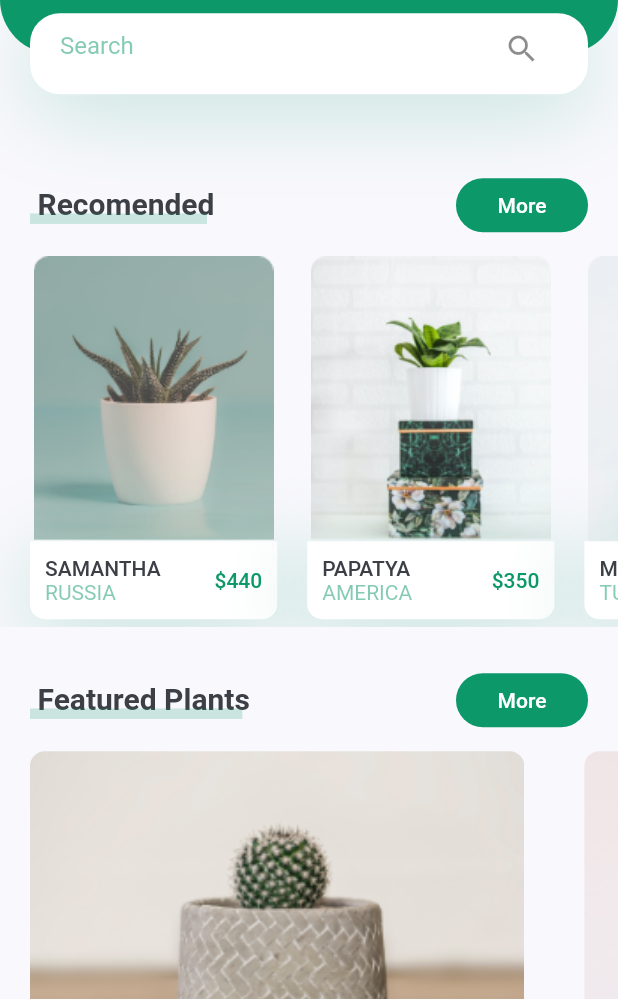
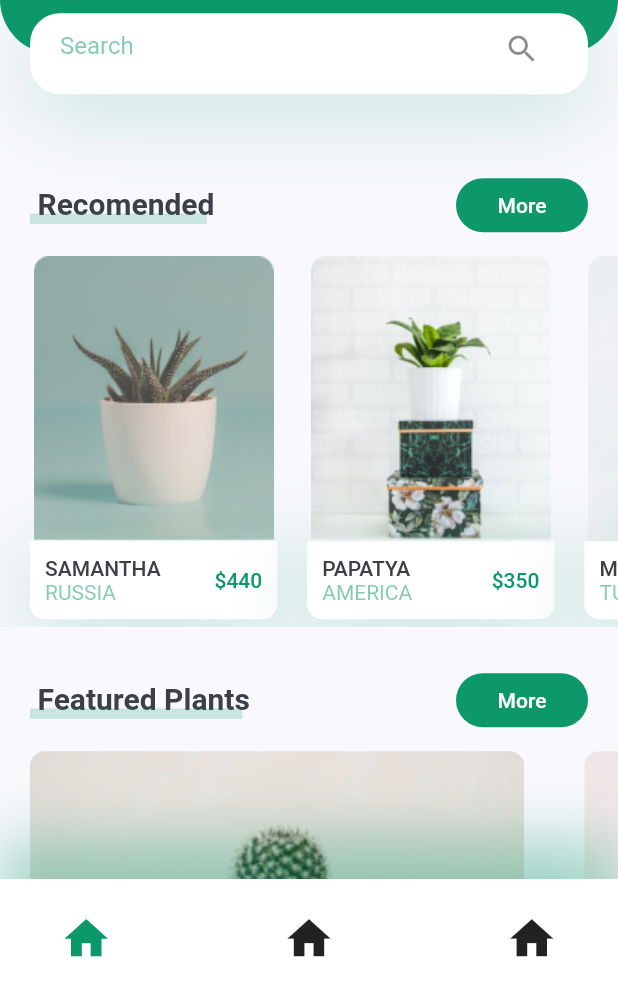
Before and after one commit to baynarkozcu/plantshopdesign2, a Flutter app: the screen it shows after launch, on a phone screen of 412 x 824 dp, the part 237-1236 px from its top. Run offline on Flutter 3.47's test engine with Material 2 defaults, Android fonts, the phone set to English and light mode, and no system bars.

Commit message:
customappbar created

```diff
--- a/lib/screens/home.dart
+++ b/lib/screens/home.dart
@@ -1,6 +1,5 @@
-
-
 import 'package:flutter/material.dart';
+import 'package:flutterappshop2/widgets/custombuttomappbar.dart';
 
 import 'homebody.dart';
 
@@ -10,7 +9,7 @@ class Home extends StatelessWidget {
     return Scaffold(
       appBar: buildAppBar(),
       body: HomeBody(),
-
+      bottomNavigationBar: CustomBottomAppBar(),
     );
   }
 
--- a/lib/screens/homebody.dart
+++ b/lib/screens/homebody.dart
@@ -1,7 +1,6 @@
 import 'package:flutter/material.dart';
-import 'package:flutterappshop2/constants.dart';
+import 'package:flutterappshop2/widgets/featuredplants.dart';
 import 'package:flutterappshop2/widgets/headerwithsearch.dart';
-import 'package:flutterappshop2/widgets/plantcard.dart';
 import 'package:flutterappshop2/widgets/recomendsplants.dart';
 import 'package:flutterappshop2/widgets/titlewithmore.dart';
 
@@ -25,46 +24,9 @@ class HomeBody extends StatelessWidget {
             title: "Featured Plants",
             press: () {},
           ),
-          SingleChildScrollView(
-            scrollDirection: Axis.horizontal,
-                      child: Row(
-              children: [
-                FeaturedPlantCard(image: "assets/images/bottom_img_1.png", press: (){},),
-                FeaturedPlantCard(image: "assets/images/bottom_img_2.png", press: (){},),
-              ],
-            ),
-          ),
+          FeaturedPlants(),
         ],
       ),
     );
   }
 }
-
-class FeaturedPlantCard extends StatelessWidget {
-  final String image;
-  final Function press;
-
-  const FeaturedPlantCard({Key key, this.image, this.press}) : super(key: key);
-
-  @override
-  Widget build(BuildContext context) {
-    Size size = MediaQuery.of(context).size;
-    return GestureDetector(
-      onTap: () {
-        press();
-      },
-      child: Container(
-        margin: EdgeInsets.only(
-            left: kDefaultPadding,
-            right: kDefaultPadding,
-            top: kDefaultPadding / 2,
-            bottom: kDefaultPadding / 2),
-        width: size.width * 0.8,
-        height: 185,
-        decoration: BoxDecoration(
-            borderRadius: BorderRadius.circular(10),
-            image: DecorationImage(fit: BoxFit.cover,image: AssetImage(image))),
-      ),
-    );
-  }
-}
--- /dev/null
+++ b/lib/widgets/custombuttomappbar.dart
@@ -0,0 +1,40 @@
+import 'package:flutter/material.dart';
+import '../constants.dart';
+
+class CustomBottomAppBar extends StatelessWidget {
+  const CustomBottomAppBar({
+    Key key,
+  }) : super(key: key);
+
+  @override
+  Widget build(BuildContext context) {
+    return Container(
+      padding: EdgeInsets.symmetric(horizontal: kDefaultPadding * 2),
+      height: 80,
+      decoration: BoxDecoration(boxShadow: [
+        BoxShadow(
+            offset: Offset(0, -25),
+            blurRadius: 35,
+            color: primaryColor.withOpacity(0.38))
+      ], color: Colors.white),
+      child: Row(
+        mainAxisAlignment: MainAxisAlignment.spaceBetween,
+        children: [
+          Icon(
+            Icons.home,
+            size: 35,
+            color: primaryColor,
+          ),
+          Icon(
+            Icons.home,
+            size: 35,
+          ),
+          Icon(
+            Icons.home,
+            size: 35,
+          ),
+        ],
+      ),
+    );
+  }
+}
--- /dev/null
+++ b/lib/widgets/featuredplantcard.dart
@@ -0,0 +1,32 @@
+import 'package:flutter/material.dart';
+
+import '../constants.dart';
+
+class FeaturedPlantCard extends StatelessWidget {
+  final String image;
+  final Function press;
+
+  const FeaturedPlantCard({Key key, this.image, this.press}) : super(key: key);
+
+  @override
+  Widget build(BuildContext context) {
+    Size size = MediaQuery.of(context).size;
+    return GestureDetector(
+      onTap: () {
+        press();
+      },
+      child: Container(
+        margin: EdgeInsets.only(
+            left: kDefaultPadding,
+            right: kDefaultPadding,
+            top: kDefaultPadding / 2,
+            bottom: kDefaultPadding / 2),
+        width: size.width * 0.8,
+        height: 185,
+        decoration: BoxDecoration(
+            borderRadius: BorderRadius.circular(10),
+            image: DecorationImage(fit: BoxFit.cover,image: AssetImage(image))),
+      ),
+    );
+  }
+}
--- /dev/null
+++ b/lib/widgets/featuredplants.dart
@@ -0,0 +1,21 @@
+import 'package:flutter/material.dart';
+import 'featuredplantcard.dart';
+
+class FeaturedPlants extends StatelessWidget {
+  const FeaturedPlants({
+    Key key,
+  }) : super(key: key);
+
+  @override
+  Widget build(BuildContext context) {
+    return SingleChildScrollView(
+      scrollDirection: Axis.horizontal,
+                child: Row(
+        children: [
+          FeaturedPlantCard(image: "assets/images/bottom_img_1.png", press: (){},),
+          FeaturedPlantCard(image: "assets/images/bottom_img_2.png", press: (){},),
+        ],
+      ),
+    );
+  }
+}
```
Also changed, not shown: 1 other file.
